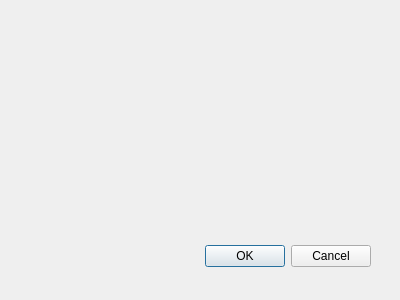
Qt form addpaperdialog.ui (yuzujr/ScoreManagementSystem) before a commit.
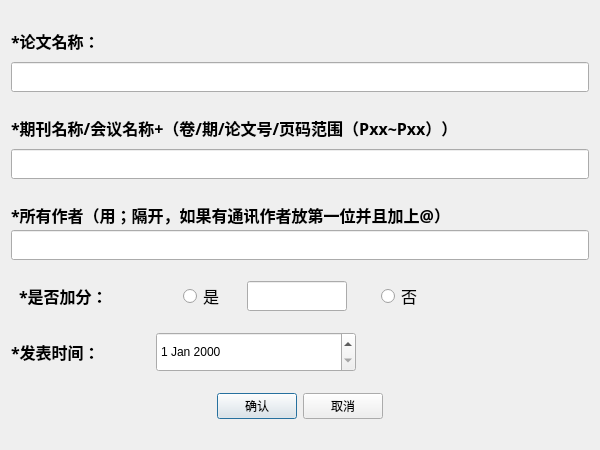
The same form after that commit.

```diff
--- a/addpaperdialog.ui
+++ b/addpaperdialog.ui
@@ -6,29 +6,398 @@
    <rect>
     <x>0</x>
     <y>0</y>
-    <width>400</width>
-    <height>300</height>
+    <width>600</width>
+    <height>450</height>
    </rect>
   </property>
+  <property name="minimumSize">
+   <size>
+    <width>600</width>
+    <height>450</height>
+   </size>
+  </property>
+  <property name="maximumSize">
+   <size>
+    <width>600</width>
+    <height>450</height>
+   </size>
+  </property>
   <property name="windowTitle">
    <string>Dialog</string>
   </property>
-  <widget class="QDialogButtonBox" name="buttonBox">
-   <property name="geometry">
-    <rect>
-     <x>30</x>
-     <y>240</y>
-     <width>341</width>
-     <height>32</height>
-    </rect>
-   </property>
-   <property name="orientation">
-    <enum>Qt::Horizontal</enum>
-   </property>
-   <property name="standardButtons">
-    <set>QDialogButtonBox::Cancel|QDialogButtonBox::Ok</set>
-   </property>
-  </widget>
+  <layout class="QGridLayout" name="gridLayout">
+   <item row="0" column="0">
+    <layout class="QVBoxLayout" name="verticalLayout_2">
+     <item>
+      <widget class="QLabel" name="label">
+       <property name="maximumSize">
+        <size>
+         <width>100</width>
+         <height>30</height>
+        </size>
+       </property>
+       <property name="font">
+        <font>
+         <family>宋体</family>
+         <pointsize>12</pointsize>
+         <bold>true</bold>
+        </font>
+       </property>
+       <property name="text">
+        <string>*论文名称：</string>
+       </property>
+      </widget>
+     </item>
+     <item>
+      <widget class="QLineEdit" name="nameEdit">
+       <property name="maximumSize">
+        <size>
+         <width>16777215</width>
+         <height>30</height>
+        </size>
+       </property>
+       <property name="font">
+        <font>
+         <family>宋体</family>
+         <pointsize>12</pointsize>
+        </font>
+       </property>
+      </widget>
+     </item>
+    </layout>
+   </item>
+   <item row="1" column="0">
+    <layout class="QVBoxLayout" name="verticalLayout_3">
+     <item>
+      <widget class="QLabel" name="label_2">
+       <property name="maximumSize">
+        <size>
+         <width>16777215</width>
+         <height>30</height>
+        </size>
+       </property>
+       <property name="font">
+        <font>
+         <family>宋体</family>
+         <pointsize>12</pointsize>
+         <bold>true</bold>
+        </font>
+       </property>
+       <property name="text">
+        <string>*期刊名称/会议名称+（卷/期/论文号/页码范围（Pxx~Pxx））</string>
+       </property>
+      </widget>
+     </item>
+     <item>
+      <widget class="QLineEdit" name="hostEdit">
+       <property name="maximumSize">
+        <size>
+         <width>16777215</width>
+         <height>30</height>
+        </size>
+       </property>
+       <property name="font">
+        <font>
+         <family>宋体</family>
+         <pointsize>12</pointsize>
+        </font>
+       </property>
+      </widget>
+     </item>
+    </layout>
+   </item>
+   <item row="2" column="0">
+    <layout class="QVBoxLayout" name="verticalLayout">
+     <property name="spacing">
+      <number>0</number>
+     </property>
+     <item>
+      <widget class="QLabel" name="label_3">
+       <property name="maximumSize">
+        <size>
+         <width>16777215</width>
+         <height>30</height>
+        </size>
+       </property>
+       <property name="font">
+        <font>
+         <family>宋体</family>
+         <pointsize>12</pointsize>
+         <bold>true</bold>
+        </font>
+       </property>
+       <property name="text">
+        <string>*所有作者（用；隔开，如果有通讯作者放第一位并且加上@）</string>
+       </property>
+      </widget>
+     </item>
+     <item>
+      <widget class="QLineEdit" name="winnerEdit">
+       <property name="maximumSize">
+        <size>
+         <width>16777215</width>
+         <height>30</height>
+        </size>
+       </property>
+       <property name="font">
+        <font>
+         <family>宋体</family>
+         <pointsize>12</pointsize>
+        </font>
+       </property>
+      </widget>
+     </item>
+    </layout>
+   </item>
+   <item row="3" column="0">
+    <layout class="QHBoxLayout" name="horizontalLayout_4">
+     <item>
+      <widget class="QLabel" name="label_4">
+       <property name="maximumSize">
+        <size>
+         <width>100</width>
+         <height>50</height>
+        </size>
+       </property>
+       <property name="font">
+        <font>
+         <family>宋体</family>
+         <pointsize>12</pointsize>
+         <bold>true</bold>
+        </font>
+       </property>
+       <property name="text">
+        <string>*是否加分：</string>
+       </property>
+      </widget>
+     </item>
+     <item>
+      <spacer name="horizontalSpacer_2">
+       <property name="orientation">
+        <enum>Qt::Horizontal</enum>
+       </property>
+       <property name="sizeType">
+        <enum>QSizePolicy::Fixed</enum>
+       </property>
+       <property name="sizeHint" stdset="0">
+        <size>
+         <width>50</width>
+         <height>20</height>
+        </size>
+       </property>
+      </spacer>
+     </item>
+     <item>
+      <widget class="QRadioButton" name="radioButton">
+       <property name="maximumSize">
+        <size>
+         <width>50</width>
+         <height>16777215</height>
+        </size>
+       </property>
+       <property name="font">
+        <font>
+         <family>宋体</family>
+         <pointsize>12</pointsize>
+        </font>
+       </property>
+       <property name="text">
+        <string>是</string>
+       </property>
+      </widget>
+     </item>
+     <item>
+      <widget class="QLineEdit" name="GPA_edit">
+       <property name="minimumSize">
+        <size>
+         <width>50</width>
+         <height>0</height>
+        </size>
+       </property>
+       <property name="maximumSize">
+        <size>
+         <width>100</width>
+         <height>30</height>
+        </size>
+       </property>
+       <property name="font">
+        <font>
+         <family>宋体</family>
+         <pointsize>12</pointsize>
+        </font>
+       </property>
+       <property name="text">
+        <string/>
+       </property>
+      </widget>
+     </item>
+     <item>
+      <spacer name="horizontalSpacer">
+       <property name="orientation">
+        <enum>Qt::Horizontal</enum>
+       </property>
+       <property name="sizeType">
+        <enum>QSizePolicy::Fixed</enum>
+       </property>
+       <property name="sizeHint" stdset="0">
+        <size>
+         <width>20</width>
+         <height>20</height>
+        </size>
+       </property>
+      </spacer>
+     </item>
+     <item>
+      <widget class="QRadioButton" name="radioButton_2">
+       <property name="maximumSize">
+        <size>
+         <width>50</width>
+         <height>16777215</height>
+        </size>
+       </property>
+       <property name="font">
+        <font>
+         <family>宋体</family>
+         <pointsize>12</pointsize>
+        </font>
+       </property>
+       <property name="text">
+        <string>否</string>
+       </property>
+      </widget>
+     </item>
+     <item>
+      <spacer name="horizontalSpacer_3">
+       <property name="orientation">
+        <enum>Qt::Horizontal</enum>
+       </property>
+       <property name="sizeType">
+        <enum>QSizePolicy::Fixed</enum>
+       </property>
+       <property name="sizeHint" stdset="0">
+        <size>
+         <width>150</width>
+         <height>20</height>
+        </size>
+       </property>
+      </spacer>
+     </item>
+    </layout>
+   </item>
+   <item row="4" column="0">
+    <layout class="QHBoxLayout" name="horizontalLayout_6">
+     <item>
+      <widget class="QLabel" name="label_6">
+       <property name="maximumSize">
+        <size>
+         <width>150</width>
+         <height>50</height>
+        </size>
+       </property>
+       <property name="font">
+        <font>
+         <family>宋体</family>
+         <pointsize>12</pointsize>
+         <bold>true</bold>
+        </font>
+       </property>
+       <property name="text">
+        <string>*发表时间：</string>
+       </property>
+      </widget>
+     </item>
+     <item>
+      <spacer name="horizontalSpacer_4">
+       <property name="orientation">
+        <enum>Qt::Horizontal</enum>
+       </property>
+       <property name="sizeType">
+        <enum>QSizePolicy::Fixed</enum>
+       </property>
+       <property name="sizeHint" stdset="0">
+        <size>
+         <width>50</width>
+         <height>20</height>
+        </size>
+       </property>
+      </spacer>
+     </item>
+     <item>
+      <widget class="QDateEdit" name="dateEdit">
+       <property name="minimumSize">
+        <size>
+         <width>200</width>
+         <height>0</height>
+        </size>
+       </property>
+       <property name="maximumSize">
+        <size>
+         <width>200</width>
+         <height>40</height>
+        </size>
+       </property>
+      </widget>
+     </item>
+     <item>
+      <spacer name="horizontalSpacer_5">
+       <property name="orientation">
+        <enum>Qt::Horizontal</enum>
+       </property>
+       <property name="sizeHint" stdset="0">
+        <size>
+         <width>40</width>
+         <height>20</height>
+        </size>
+       </property>
+      </spacer>
+     </item>
+    </layout>
+   </item>
+   <item row="5" column="0">
+    <layout class="QHBoxLayout" name="horizontalLayout_3">
+     <item>
+      <spacer name="horizontalSpacer_6">
+       <property name="orientation">
+        <enum>Qt::Horizontal</enum>
+       </property>
+       <property name="sizeHint" stdset="0">
+        <size>
+         <width>40</width>
+         <height>20</height>
+        </size>
+       </property>
+      </spacer>
+     </item>
+     <item>
+      <widget class="QPushButton" name="okBtn">
+       <property name="text">
+        <string>确认</string>
+       </property>
+      </widget>
+     </item>
+     <item>
+      <widget class="QPushButton" name="cancelBtn">
+       <property name="text">
+        <string>取消</string>
+       </property>
+      </widget>
+     </item>
+     <item>
+      <spacer name="horizontalSpacer_7">
+       <property name="orientation">
+        <enum>Qt::Horizontal</enum>
+       </property>
+       <property name="sizeHint" stdset="0">
+        <size>
+         <width>40</width>
+         <height>20</height>
+        </size>
+       </property>
+      </spacer>
+     </item>
+    </layout>
+   </item>
+  </layout>
  </widget>
  <resources/>
  <connections>
```
Left out of the diff: 35 changed lines with no effect on the pictures.
